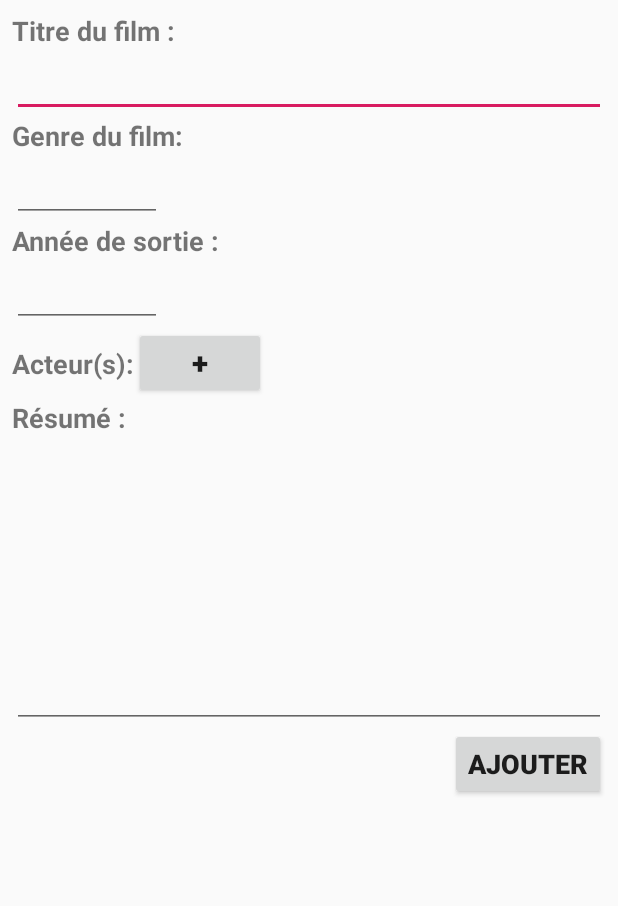
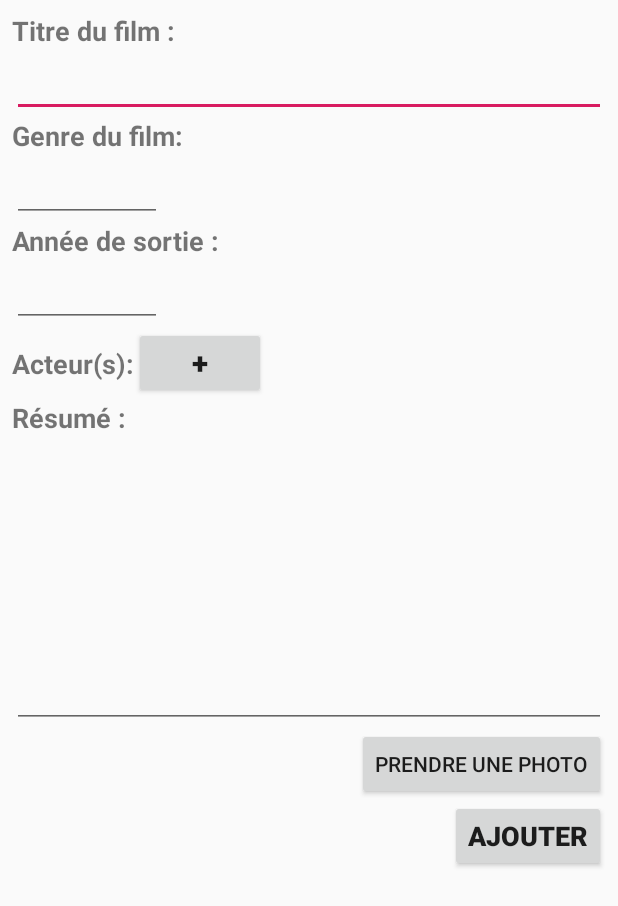
Before and after one commit to LowDeep/MovieLand, an Android app: the AddFilmActivity screen opened directly, with no data from a screen before it, on a phone screen of 412 x 824 dp. Shown: the top 906 px of the screen. Run offline under Robolectric (Android 15) with nearby library versions, the phone set to English and light mode, and no system bars.

Commit message:
Merge branch 'dev' of https://github.com/LowDeep/MovieLand into dev
# Conflicts:
#	app/src/main/res/layout/activity_add_film.xml

```diff
--- a/app/src/main/res/layout/activity_add_film.xml
+++ b/app/src/main/res/layout/activity_add_film.xml
@@ -95,15 +95,23 @@
         <LinearLayout
             android:layout_width="match_parent"
             android:layout_height="wrap_content"
-            android:orientation ="horizontal"
+            android:orientation ="vertical"
             android:gravity ="right">
+
+            <Button
+                android:id="@+id/prendre_photo"
+                android:layout_width="wrap_content"
+                android:layout_height="wrap_content"
+                android:layout_weight="1"
+                android:text="Prendre une photo" />
+
             <Button
                 android:id="@+id/addDVD_ok"
                 android:layout_width="wrap_content"
-                android:layout_height="wrap_content"
+                android:layout_height="match_parent"
                 android:text="@string/ajouter"
                 android:textSize="18sp"
-                android:textStyle="bold"/>
+                android:textStyle="bold" />
         </LinearLayout>
 
 
```
